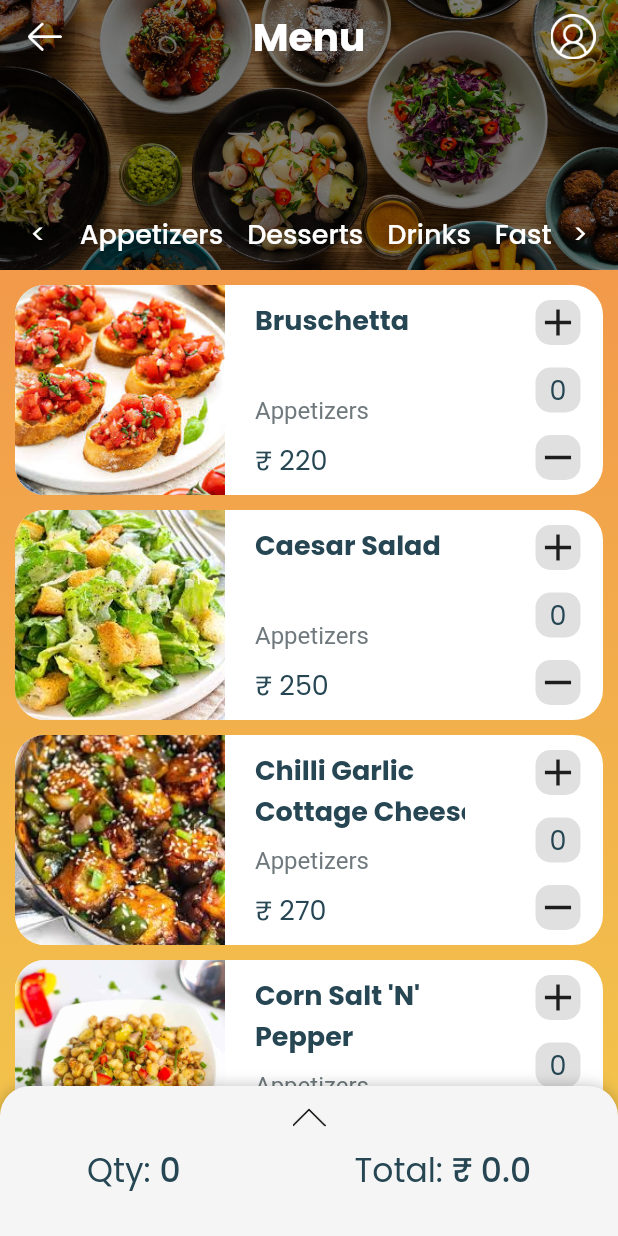
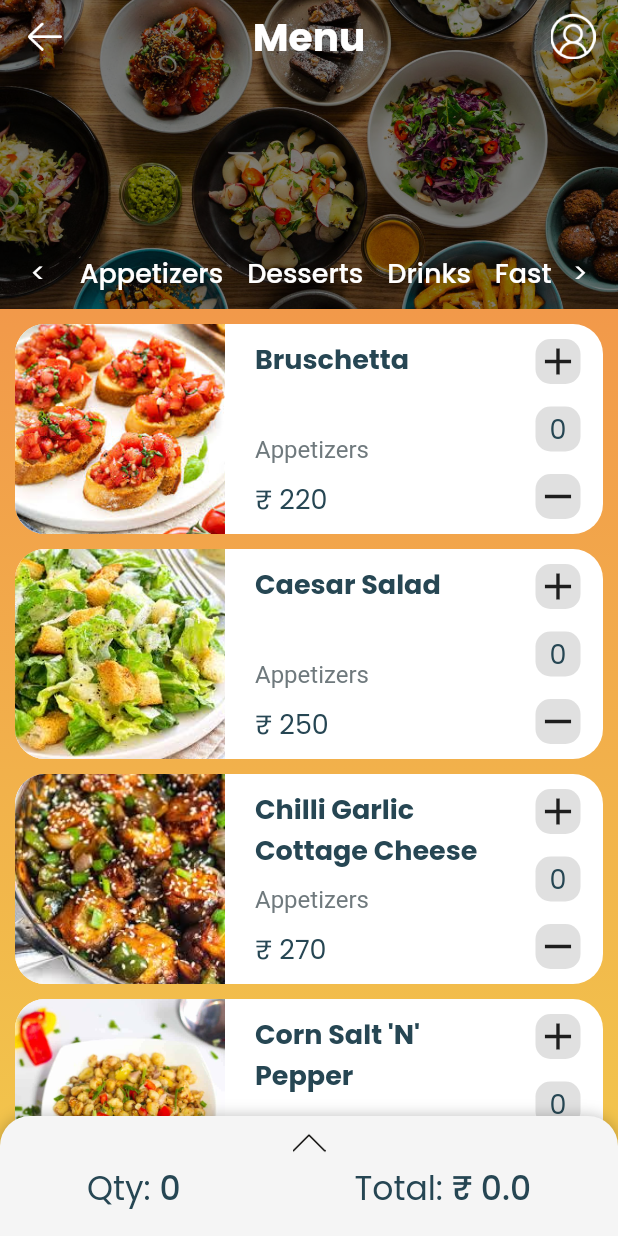
Before and after one commit to Idiosyncratics/Basil_Hut, a Flutter app: the MenuScreen screen opened directly, on a phone screen of 412 x 824 dp. Run offline on Flutter 3.47's test engine with Material 2 defaults, Android fonts, the phone set to English and light mode, and no system bars; drawn by our look-alikes of sliding_up_panel; our stand-ins replace cloud_firestore, file_picker, firebase_auth, firebase_core, firebase_storage and 1 more; missing offline and left inert: dart:ffi; accounts and stored records are empty.

Commit message:
Final Layout Improved

```diff
--- a/lib/views/menuScreen.dart
+++ b/lib/views/menuScreen.dart
@@ -127,7 +127,7 @@ class _MenuScreenState extends State<MenuScreen> {
       backgroundColor: Colors.transparent,
       body: SlidingUpPanel(
         color: Colors.grey[100],
-        minHeight: 100,
+        minHeight: 80,
         borderRadius: BorderRadius.only(
             topLeft: Radius.circular(20), topRight: Radius.circular(20)),
         onPanelClosed: () {
@@ -144,13 +144,13 @@ class _MenuScreenState extends State<MenuScreen> {
           child: Column(
             children: [
               SizedBox(
-                height: 10,
+                height: 7,
               ),
               //Arrow
               Container(
                 child: arrow,
                 width: 22,
-                padding: EdgeInsets.only(bottom: 8),
+                padding: EdgeInsets.only(bottom: 3),
               ),
               //Qty Text
               Row(
@@ -262,7 +262,7 @@ class _MenuScreenState extends State<MenuScreen> {
               Container(
                 padding: EdgeInsets.all(0),
                 width: double.infinity,
-                height: 180,
+                height: MediaQuery.of(context).size.height/4,
                 decoration: BoxDecoration(
                   image: DecorationImage(
                       fit: BoxFit.cover,
@@ -280,10 +280,15 @@ class _MenuScreenState extends State<MenuScreen> {
                         Row(
                           mainAxisAlignment: MainAxisAlignment.spaceBetween,
                           children: [
-                            Image.asset(
-                              'images/back.png',
-                              width: 30,
-                              height: 30,
+                            GestureDetector(
+                              onTap: (){
+                                Navigator.of(context).pop();
+                              },
+                              child: Image.asset(
+                                'images/back.png',
+                                width: 30,
+                                height: 30,
+                              ),
                             ),
                             Text(
                               'Menu',
--- a/lib/views/paymentScreen.dart
+++ b/lib/views/paymentScreen.dart
@@ -39,15 +39,15 @@ class PaymentScreen extends StatelessWidget {
               crossAxisAlignment: CrossAxisAlignment.center,
               children: [
                 Container(
-                    height: 300,
-                    width: 400,
+                    height: 150,
+                    width: 200,
                     child: Image.asset('images/BasilHutIcon.png')),
                 Text(
                   "Pay Invoice",
                   style: pageHeadingTextFieldStyle(),
                 ),
                 Text(
-                  "Your total : $total",
+                  "Your total : ₹ $total",
                   style: inputTextFieldStyle(),
                 ),
                 SizedBox(
--- a/lib/widgets/MenuItemCard.dart
+++ b/lib/widgets/MenuItemCard.dart
@@ -123,8 +123,9 @@ class _MenuItemCardState extends State<MenuItemCard> {
               ),
             ),
           ),
-          Container(
-            width: 140,
+          Expanded(
+            flex: 4,
+            child: Container(
               height: double.infinity,
               padding: EdgeInsets.symmetric(vertical: 10),
               margin: EdgeInsets.symmetric(horizontal: 20),
@@ -153,7 +154,9 @@ class _MenuItemCardState extends State<MenuItemCard> {
                 ],
               ),
             ),
+          ),
           Expanded(
+            flex: 1,
             child: ClipRRect(
               borderRadius: BorderRadius.only(
                   topRight: Radius.circular(20),
--- a/lib/widgets/MenuList.dart
+++ b/lib/widgets/MenuList.dart
@@ -531,6 +531,6 @@ class MenuList {
   }
 
   SizedBox getBottomSizedBox(BuildContext context) {
-    return SizedBox(height: MediaQuery.of(context).size.height - 630);
+    return SizedBox(height: 90);
   }
 }
```
Also changed, not shown: lib/backend/auth.dart (+24 -9 lines), lib/views/signIn.dart (+3 -7 lines). Lines whose indentation alone changed are shown as unchanged.
